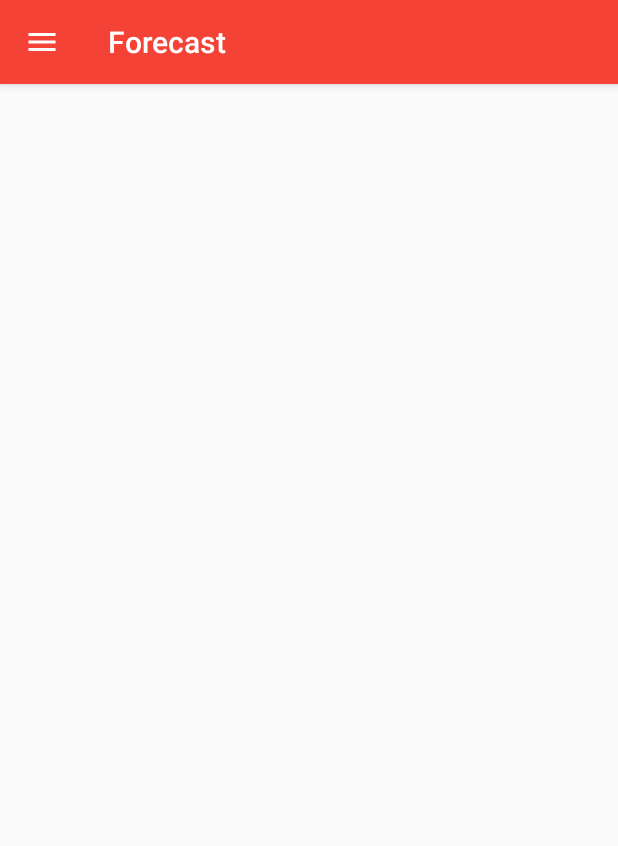
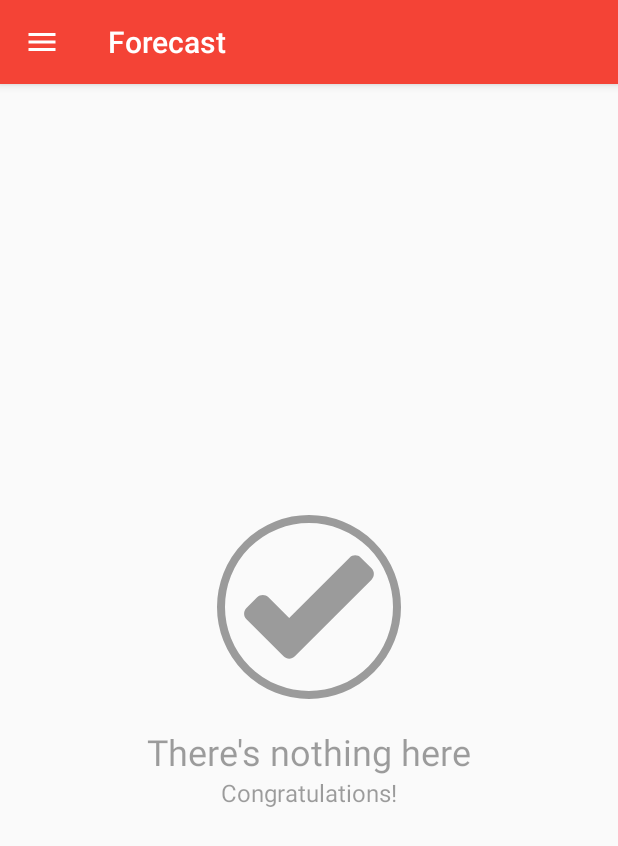
Before and after one commit to huw/clarity, an Android app: the ListFragment screen opened directly, with no data from a screen before it, on a phone screen of 412 x 824 dp. Shown: the top 846 px of the screen. Run offline under Robolectric (Android 15) with nearby library versions, the phone set to English and light mode, and no system bars.

Commit message:
Add empty state
When a list is empty, it's important to let the user know the app hasn't broken and is just showing them an empty view. For that reason, we use empty states—placeholder views in the background of the list, which are activated if there aren't any list items.

The new code checks the numbers of items in the RecyclerView on creation, and if that number is 0, then it displays a pretty simple logo and message to let the user know. The UI on this section isn't final, but it likely won't change before the submission date.

```diff
--- a/app/src/main/java/nu/huw/clarity/ui/fragments/ListFragment.java
+++ b/app/src/main/java/nu/huw/clarity/ui/fragments/ListFragment.java
@@ -8,6 +8,7 @@ import android.support.v7.widget.RecyclerView;
 import android.view.LayoutInflater;
 import android.view.View;
 import android.view.ViewGroup;
+import android.widget.RelativeLayout;
 
 import java.util.List;
 
@@ -81,14 +82,22 @@ public class ListFragment extends Fragment {
         View view = inflater.inflate(R.layout.fragment_entry_list, container, false);
 
         // Set the adapter
-        if (view instanceof RecyclerView) {
+        RecyclerView   recyclerView   = (RecyclerView) view.findViewById(R.id.list);
+        RelativeLayout relativeLayout = (RelativeLayout) view.findViewById(R.id.empty_state);
+
+        if (mAdapter.getItemCount() > 0) {
+
+            relativeLayout.setVisibility(View.GONE);
 
             Context      context      = view.getContext();
-            RecyclerView recyclerView = (RecyclerView) view;
             recyclerView.setLayoutManager(new LinearLayoutManager(context));
             recyclerView.addItemDecoration(new DividerItemDecoration(getContext()));
             recyclerView.setAdapter(mAdapter);
+        } else {
+
+            recyclerView.setVisibility(View.GONE);
         }
+
         return view;
     }
 
--- /dev/null
+++ b/app/src/main/res/drawable/empty_check.xml
@@ -0,0 +1,16 @@
+<vector xmlns:android="http://schemas.android.com/apk/res/android"
+        android:width="128dp"
+        android:height="128dp"
+        android:viewportHeight="192.0"
+        android:viewportWidth="192.0">
+    <path
+        android:fillColor="#00000000"
+        android:pathData="M96,96m-88,0a88,88 0,1 1,176 0a88,88 0,1 1,-176 0"
+        android:strokeColor="#61000000"
+        android:strokeWidth="8"/>
+    <path
+        android:fillColor="#61000000"
+        android:pathData="M76.2,107.01L136.55,46.66C139.67,43.54 144.74,43.54 147.85,46.66L158.55,57.36C161.67,60.48 161.66,65.55 158.55,68.66L81.86,145.35C78.73,148.48 73.67,148.47 70.54,145.35L33.46,108.27C30.34,105.14 30.34,100.07 33.45,96.96L44.15,86.26C47.27,83.14 52.33,83.14 55.47,86.27L76.2,107.01Z"
+        android:strokeColor="#00000000"
+        android:strokeWidth="1"/>
+</vector>
--- a/app/src/main/res/layout/fragment_entry_list.xml
+++ b/app/src/main/res/layout/fragment_entry_list.xml
@@ -1,8 +1,12 @@
 <?xml version="1.0" encoding="utf-8"?>
-<android.support.v7.widget.RecyclerView
+<RelativeLayout
     xmlns:android="http://schemas.android.com/apk/res/android"
     xmlns:app="http://schemas.android.com/apk/res-auto"
     xmlns:tools="http://schemas.android.com/tools"
+    android:layout_width="match_parent"
+    android:layout_height="match_parent">
+
+    <android.support.v7.widget.RecyclerView
         android:id="@+id/list"
         android:name="nu.huw.clarity.ui.fragments.EntryFragment"
         android:layout_width="match_parent"
@@ -12,3 +16,41 @@
         app:layoutManager="LinearLayoutManager"
         tools:context=".ui.fragments.ListFragment"
         tools:listitem="@layout/fragment_task"/>
+
+    <RelativeLayout
+        android:id="@+id/empty_state"
+        android:layout_width="wrap_content"
+        android:layout_height="wrap_content"
+        android:layout_centerInParent="true">
+
+        <ImageView
+            android:id="@+id/empty_image"
+            android:layout_width="wrap_content"
+            android:layout_height="wrap_content"
+            android:layout_centerHorizontal="true"
+            android:layout_marginBottom="@dimen/horizontal_margin"
+            android:contentDescription="@string/empty_title"
+            android:src="@drawable/empty_check"/>
+
+        <TextView
+            android:id="@+id/empty_headline"
+            android:layout_width="wrap_content"
+            android:layout_height="wrap_content"
+            android:layout_below="@id/empty_image"
+            android:layout_centerHorizontal="true"
+            android:text="@string/empty_title"
+            android:textColor="@color/disabled_text_light"
+            android:textSize="@dimen/headline_size"/>
+
+        <TextView
+            android:id="@+id/empty_subhead"
+            android:layout_width="wrap_content"
+            android:layout_height="wrap_content"
+            android:layout_below="@id/empty_headline"
+            android:layout_centerHorizontal="true"
+            android:text="@string/empty_congratulations"
+            android:textColor="@color/disabled_text_light"
+            android:textSize="@dimen/subhead_size"/>
+
+    </RelativeLayout>
+</RelativeLayout>
--- a/app/src/main/res/values/colors.xml
+++ b/app/src/main/res/values/colors.xml
@@ -7,7 +7,16 @@
     <color name="highlight">#f6f6f6</color>
     <color name="background_navigation">#ffffff</color>
 
-    <!-- UI Element Colours -->
+    <!-- Material Greyscale Colours -->
+    <color name="primary_text_light">#DE000000</color>
+    <color name="secondary_text_light">#8A000000</color>
+    <color name="disabled_text_light">#61000000</color>
+
+    <color name="primary_text_dark">#FFFFFFFF</color>
+    <color name="secondary_text_dark">#46FFFFFF</color>
+    <color name="disabled_text_dark">#80FFFFFF</color>
+
+    <!-- Due Badge Colours -->
     <color name="background_due_soon">#FFF9C4</color>
     <color name="background_overdue">#FFCDD2</color>
     <color name="foreground_due_soon">#F57F17</color>
--- a/app/src/main/res/values/strings.xml
+++ b/app/src/main/res/values/strings.xml
@@ -41,4 +41,8 @@
     <string name="due_soon">%d due soon</string>
     <string name="overdue">%d overdue</string>
     <string name="no_context">No Context</string>
+
+    <!-- Empty States -->
+    <string name="empty_title">There\'s nothing here</string>
+    <string name="empty_congratulations">Congratulations!</string>
 </resources>
--- a/app/src/main/res/values/styles.xml
+++ b/app/src/main/res/values/styles.xml
@@ -5,6 +5,9 @@
         <item name="colorPrimary">@color/primary</item>
         <item name="buttonStyle">@style/ColouredButton</item>
         <item name="colorAccent">@color/primary</item>
+        <item name="android:textColorPrimary">@color/primary_text_light</item>
+        <item name="android:textColorSecondary">@color/secondary_text_light</item>
+        <item name="android:textColorTertiary">@color/disabled_text_light</item>
     </style>
 
     <!-- On pre-lollipop versions of android, the coloured button doesn't
--- a/build.gradle
+++ b/build.gradle
@@ -5,7 +5,7 @@ buildscript {
         jcenter()
     }
     dependencies {
-        classpath 'com.android.tools.build:gradle:2.1.0'
+        classpath 'com.android.tools.build:gradle:2.1.2'
 
         // NOTE: Do not place your application dependencies here; they belong
         // in the individual module build.gradle files
```
Lines whose indentation alone changed are shown as unchanged.
